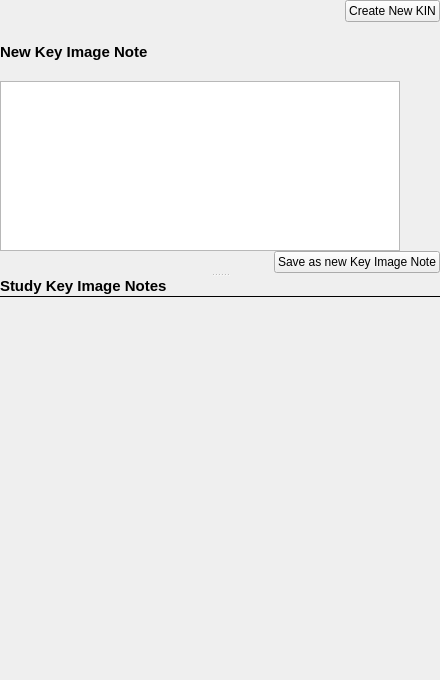
starviewer-medical/starviewer, file starviewer/src/core/keyimagenotemanagerwidgetbase.ui: the form before one commit.
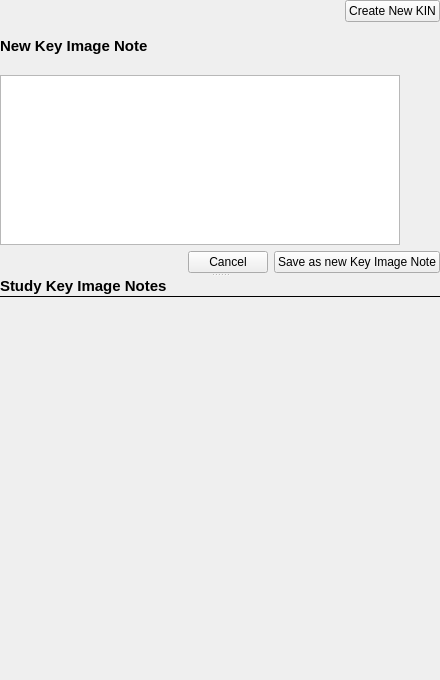
The form after the commit. Icons and pictures are not drawn. Custom widgets are drawn as their Qt base class.

Commit message: ENH: Es millora el tractament de mostrar/amagar la creació del nou KIN.

Diff of the .ui file:
```diff
--- a/starviewer/src/core/keyimagenotemanagerwidgetbase.ui
+++ b/starviewer/src/core/keyimagenotemanagerwidgetbase.ui
@@ -108,13 +108,7 @@
       <property name="autoFillBackground">
        <bool>false</bool>
       </property>
-      <layout class="QVBoxLayout" name="verticalLayout_7">
-       <property name="spacing">
-        <number>0</number>
-       </property>
-       <property name="margin">
-        <number>0</number>
-       </property>
+      <layout class="QVBoxLayout" name="verticalLayout">
        <item>
         <widget class="QLabel" name="m_mySelectionLabel">
          <property name="maximumSize">
@@ -166,13 +160,7 @@
         </widget>
        </item>
        <item>
-        <layout class="QHBoxLayout" name="horizontalLayout_11">
-         <property name="spacing">
-          <number>0</number>
-         </property>
-         <property name="margin">
-          <number>0</number>
-         </property>
+        <layout class="QHBoxLayout" name="horizontalLayout_4">
          <item>
           <spacer name="horizontalSpacer_8">
            <property name="orientation">
@@ -186,6 +174,13 @@
            </property>
           </spacer>
          </item>
+         <item>
+          <widget class="QPushButton" name="m_cancelPushButton">
+           <property name="text">
+            <string>Cancel</string>
+           </property>
+          </widget>
+         </item>
          <item>
           <widget class="QPushButton" name="m_createKeyImageNotePushButton">
            <property name="text">
```
The commit also changes 2 other files.
